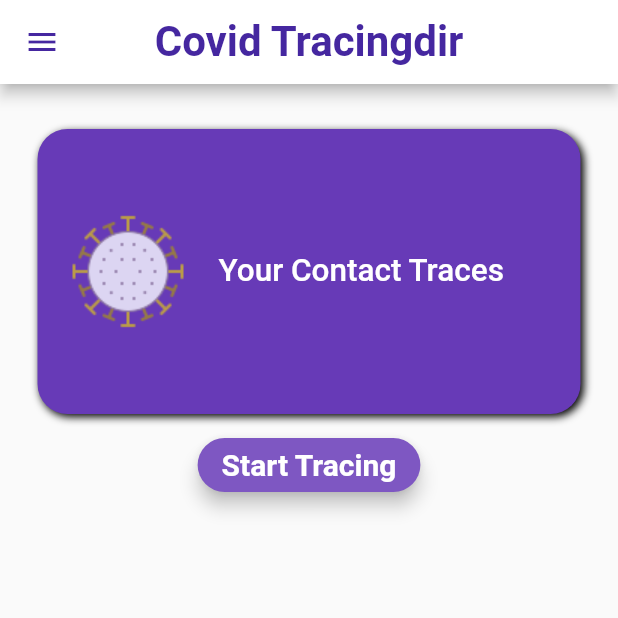
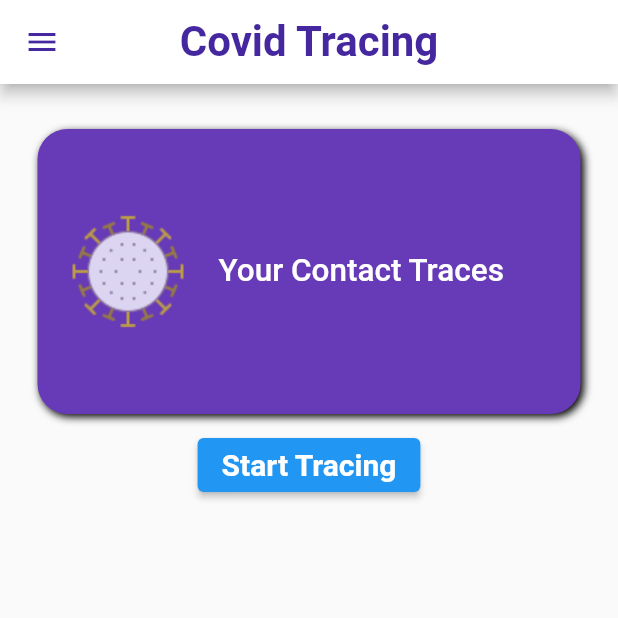
Before and after one commit to ganekasar/covid-contact-tracing, a Flutter app: the NearbyInterface screen opened by its route, on a phone screen of 412 x 824 dp, the top half of it. Run offline on Flutter 3.47's test engine with Material 2 defaults, Android fonts, the phone set to English and light mode, and no system bars; our stand-ins replace cloud_firestore, firebase_auth, location, modal_progress_hud; missing offline and left inert: nearby_connections; accounts and stored records are empty.

Commit message:
Changed the default settings

```diff
--- a/lib/nearby_interface.dart
+++ b/lib/screens/nearby_interface.dart
@@ -3,8 +3,8 @@ import 'package:firebase_auth/firebase_auth.dart';
 import 'package:flutter/material.dart';
 import 'package:location/location.dart';
 import 'package:nearby_connections/nearby_connections.dart';
-import 'components/contact_card.dart';
-import 'constants.dart';
+import '../components/contact_card.dart';
+import '../constants.dart';
 
 class NearbyInterface extends StatefulWidget {
   static const String id = 'nearby_interface';
@@ -87,9 +87,9 @@ class _NearbyInterfaceState extends State<NearbyInterface> {
             _firestore.collection('users').document(loggedInUser.email);
 
         docRef.collection('met_with').document(name).setData({
-          'username': 'Sudhanshu',
-          'contact time': DateTime.now(),
-          'contact location': 'wce',
+          'username': await getUsernameOfEmail(email: name),
+          'contact time': DateTime.now().toString(),
+          'contact location': (await location.getLocation()).toString(),
         });
       }, onEndpointLost: (id) {
         print(id);
@@ -139,13 +139,15 @@ class _NearbyInterfaceState extends State<NearbyInterface> {
   Widget build(BuildContext context) {
     return Scaffold(
       appBar: AppBar(
-        leading: Icon(
-          Icons.menu,
-          color: Colors.deepPurple[800],
+        leading: IconButton(
+          icon: Icon(Icons.menu,color: Colors.deepPurple[800]),
+          onPressed: (){
+            print("Hello");
+          },
         ),
         centerTitle: true,
         title: Text(
-          'Covid Tracingdir'
+          'Covid Tracing'
               '',
           style: TextStyle(
             color: Colors.deepPurple[800],
@@ -207,11 +209,7 @@ class _NearbyInterfaceState extends State<NearbyInterface> {
           ),
           Padding(
             padding: EdgeInsets.only(bottom: 30.0),
-            child: RaisedButton(
-              shape: RoundedRectangleBorder(
-                  borderRadius: BorderRadius.circular(20.0)),
-              elevation: 5.0,
-              color: Colors.deepPurple[400],
+            child: ElevatedButton(
               onPressed: () async {
                 try {
                   bool a = await Nearby().startAdvertising(
```
Also changed, not shown: lib/main.dart (+4 -4 lines), lib/screens/login.dart (renamed from lib/registration.dart, +11 -29 lines), lib/screens/registration.dart (renamed from lib/login.dart, +29 -11 lines), lib/screens/welcome_screen.dart (renamed from lib/welcome_screen.dart).
